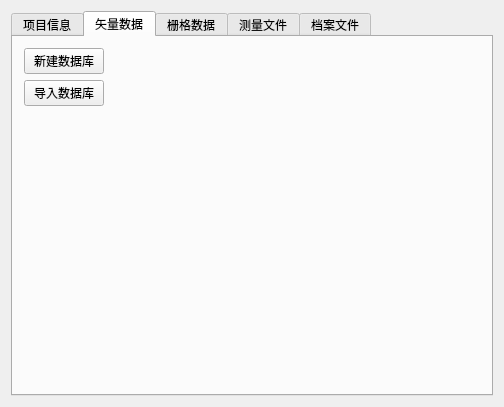
Old version of the form QtGuiApplication/QtGuiApplication/projectregisterwnd.ui in the repository JUBO1992/QtGuiApplication.
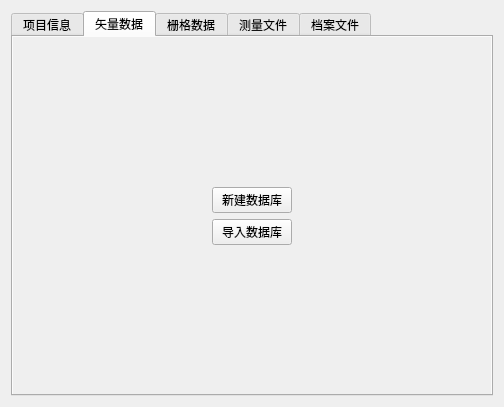
New version of the form. The open tabs and pages were chosen to show the change.

```diff
--- a/QtGuiApplication/QtGuiApplication/projectregisterwnd.ui
+++ b/QtGuiApplication/QtGuiApplication/projectregisterwnd.ui
@@ -13,9 +13,15 @@
   <property name="windowTitle">
    <string>项目登记</string>
   </property>
+  <property name="autoFillBackground">
+   <bool>true</bool>
+  </property>
   <layout class="QVBoxLayout" name="verticalLayout">
    <item>
-    <widget class="QTabWidget" name="tabWidget">
+    <widget class="QTabWidget" name="tabWidget_survey">
+     <property name="autoFillBackground">
+      <bool>true</bool>
+     </property>
      <property name="currentIndex">
       <number>0</number>
      </property>
@@ -222,38 +228,41 @@
       </layout>
      </widget>
      <widget class="QWidget" name="tab_2">
+      <property name="autoFillBackground">
+       <bool>true</bool>
+      </property>
       <attribute name="title">
        <string>矢量数据</string>
       </attribute>
       <layout class="QGridLayout" name="gridLayout">
-       <item row="0" column="0">
+       <item row="1" column="1">
         <widget class="QPushButton" name="pushButton_newDatabase">
          <property name="text">
           <string>新建数据库</string>
          </property>
         </widget>
        </item>
-       <item row="0" column="1">
-        <spacer name="horizontalSpacer">
-         <property name="orientation">
-          <enum>Qt::Horizontal</enum>
-         </property>
-         <property name="sizeHint" stdset="0">
-          <size>
-           <width>40</width>
-           <height>20</height>
-          </size>
-         </property>
-        </spacer>
-       </item>
-       <item row="1" column="0">
+       <item row="2" column="1">
         <widget class="QPushButton" name="pushButton_importDatabase">
          <property name="text">
           <string>导入数据库</string>
          </property>
         </widget>
        </item>
-       <item row="2" column="0">
+       <item row="1" column="2">
+        <spacer name="horizontalSpacer">
+         <property name="orientation">
+          <enum>Qt::Horizontal</enum>
+         </property>
+         <property name="sizeHint" stdset="0">
+          <size>
+           <width>40</width>
+           <height>20</height>
+          </size>
+         </property>
+        </spacer>
+       </item>
+       <item row="3" column="1">
         <spacer name="verticalSpacer">
          <property name="orientation">
           <enum>Qt::Vertical</enum>
@@ -266,6 +275,32 @@
          </property>
         </spacer>
        </item>
+       <item row="2" column="0">
+        <spacer name="horizontalSpacer_4">
+         <property name="orientation">
+          <enum>Qt::Horizontal</enum>
+         </property>
+         <property name="sizeHint" stdset="0">
+          <size>
+           <width>40</width>
+           <height>20</height>
+          </size>
+         </property>
+        </spacer>
+       </item>
+       <item row="0" column="1">
+        <spacer name="verticalSpacer_2">
+         <property name="orientation">
+          <enum>Qt::Vertical</enum>
+         </property>
+         <property name="sizeHint" stdset="0">
+          <size>
+           <width>20</width>
+           <height>40</height>
+          </size>
+         </property>
+        </spacer>
+       </item>
       </layout>
      </widget>
      <widget class="QWidget" name="tab_3">
```
Left out of the diff: 106 changed lines with no effect on the pictures.
